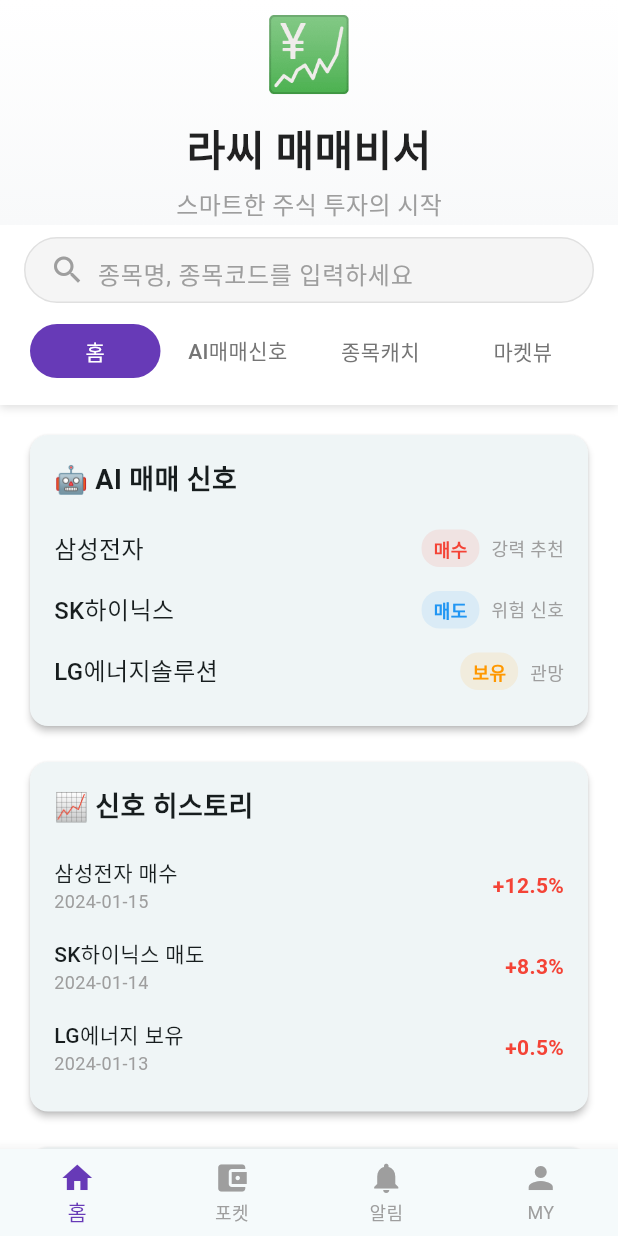
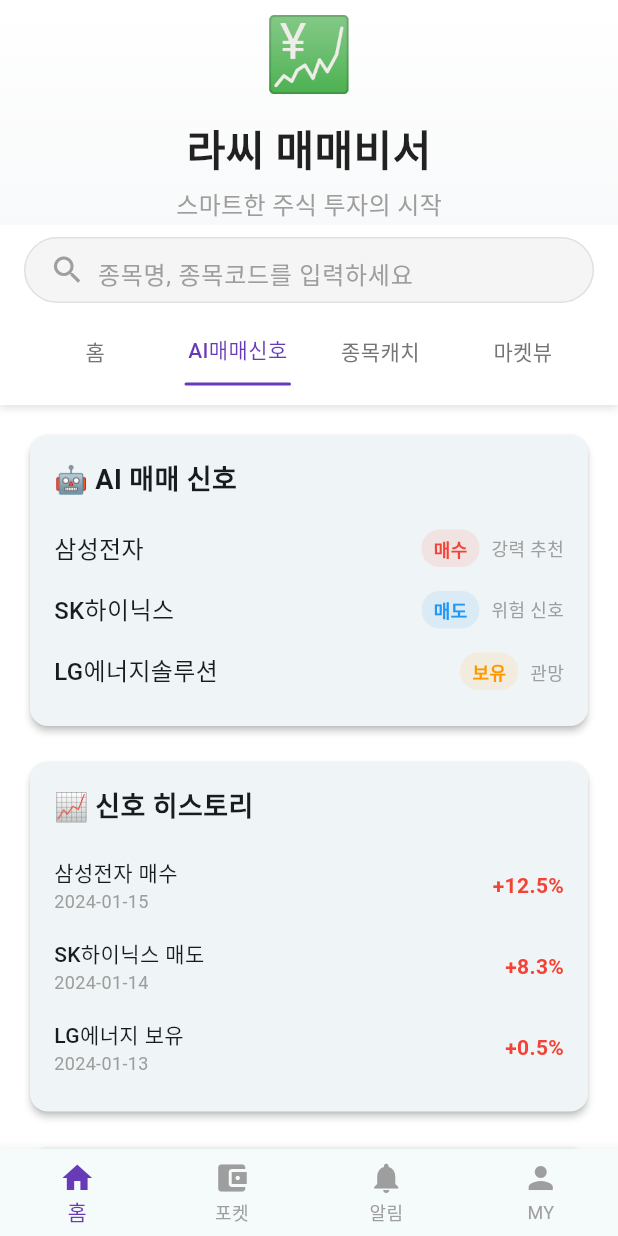
Before and after one commit to kind4u/rassi_clone, a Flutter app: the screen it shows after launch, after a tap on "AI매매신호", on a phone screen of 412 x 824 dp. Run offline on Flutter 3.47's test engine with Material 3 defaults, Android fonts, the phone set to English and light mode, and no system bars.

Commit message:
tab bar 파일 분리 및 UI 수정, 버그 수정

```diff
--- /dev/null
+++ b/lib/components/common/home_tab_manager.dart
@@ -0,0 +1,53 @@
+import 'package:flutter/material.dart';
+import '../tabs/home_tab_content.dart';
+import '../tabs/ai_signal_tab_content.dart';
+import '../tabs/stock_catch_tab_content.dart';
+import '../tabs/market_view_tab_content.dart';
+import '../../models/tab_item.dart';
+
+class HomeTabManager {
+  static const TabBottomShape bottomShape = TabBottomShape.rounded; // TabBar 전체의 bottomShape
+
+  static final List<TabItem> tabItems = [
+    const TabItem(
+      label: '홈',
+      content: HomeTabContent(),
+    ),
+    const TabItem(
+      label: 'AI매매신호',
+      content: AISignalTabContent(),
+    ),
+    const TabItem(
+      label: '종목캐치',
+      content: StockCatchTabContent(),
+    ),
+    const TabItem(
+      label: '마켓뷰',
+      content: MarketViewTabContent(),
+    ),
+  ];
+
+  static List<String> get tabNames => tabItems.map((item) => item.label).toList();
+
+  static Widget getTabContent(int index) {
+    if (isValidTabIndex(index)) {
+      return tabItems[index].getTabContent();
+    }
+    return const SizedBox.shrink();
+  }
+
+  static TabItem getTabItem(int index) {
+    if (isValidTabIndex(index)) {
+      return tabItems[index];
+    }
+    return const TabItem(label: '', content: SizedBox.shrink());
+  }
+
+  static bool isValidTabIndex(int index) {
+    return index >= 0 && index < tabItems.length;
+  }
+
+  static int get defaultTabIndex => 0;
+
+  static int get tabCount => tabItems.length;
+}
--- a/lib/components/common/rassi_tab_bar.dart
+++ b/lib/components/common/rassi_tab_bar.dart
@@ -1,4 +1,5 @@
 import 'package:flutter/material.dart';
+import '../../models/tab_item.dart';
 
 /// 커스텀 탭바 컴포넌트
 /// iOS의 UISegmentedControl과 유사한 역할
@@ -6,12 +7,14 @@ class RassiTabBar extends StatelessWidget {
   final List<String> tabs;
   final int selectedIndex;
   final ValueChanged<int> onTabSelected;
+  final TabBottomShape bottomShape;
 
   const RassiTabBar({
     super.key,
     required this.tabs,
     required this.selectedIndex,
     required this.onTabSelected,
+    this.bottomShape = TabBottomShape.rounded,
   });
 
   @override
@@ -29,21 +32,34 @@ class RassiTabBar extends StatelessWidget {
             child: GestureDetector(
               onTap: () => onTabSelected(index),
               child: Container(
-                height: 36,
+                height: 46,
                 margin: const EdgeInsets.symmetric(horizontal: 4),
-                decoration: BoxDecoration(
-                  color: isSelected ? Colors.deepPurple : Colors.transparent,
-                  borderRadius: BorderRadius.circular(18),
-                ),
+                child: Column(
+                  children: [
+                    // 탭 콘텐츠
+                    Expanded(
                       child: Center(
                         child: Text(
                           tab,
                           style: TextStyle(
                             fontSize: 14,
                             fontWeight: FontWeight.w500,
-                      color: isSelected ? Colors.white : Colors.grey[600],
+                            color: isSelected ? Colors.deepPurple : Colors.grey[600],
                           ),
                         ),
+                      ),
+                    ),
+                    // 하단 바 (선택된 탭에만 표시)
+                    if (isSelected)
+                      Container(
+                        height: 2,
+                        margin: const EdgeInsets.symmetric(horizontal: 8),
+                        decoration: BoxDecoration(
+                          color: Colors.deepPurple,
+                          borderRadius: _getBottomBarBorderRadius(),
+                        ),
+                      ),
+                  ],
                 ),
               ),
             ),
@@ -52,4 +68,13 @@ class RassiTabBar extends StatelessWidget {
       ),
     );
   }
+
+  BorderRadius _getBottomBarBorderRadius() {
+    switch (bottomShape) {
+      case TabBottomShape.rounded:
+        return BorderRadius.circular(1); // 둥근 사다리꼴 형태
+      case TabBottomShape.rectangle:
+        return BorderRadius.zero; // 직사각형 형태
     }
+  }
+}
--- /dev/null
+++ b/lib/models/tab_item.dart
@@ -0,0 +1,28 @@
+import 'package:flutter/material.dart';
+
+enum TabBottomShape {
+  rounded,    // 둥근 사다리꼴 모양
+  rectangle,  // 직사각형 모양
+}
+
+class TabItem {
+  final String label;
+  final Widget content;
+
+  const TabItem({
+    required this.label,
+    required this.content,
+  });
+
+  Widget getTabContent() => content;
+
+  TabItem copyWith({
+    String? label,
+    Widget? content,
+  }) {
+    return TabItem(
+      label: label ?? this.label,
+      content: content ?? this.content,
+    );
+  }
+}
--- a/lib/pages/home_page.dart
+++ b/lib/pages/home_page.dart
@@ -2,10 +2,7 @@ import 'package:flutter/material.dart';
 import '../constants/app_constants.dart';
 import '../components/common/rassi_search_bar.dart';
 import '../components/common/rassi_tab_bar.dart';
-import '../components/tabs/home_tab_content.dart';
-import '../components/tabs/ai_signal_tab_content.dart';
-import '../components/tabs/stock_catch_tab_content.dart';
-import '../components/tabs/market_view_tab_content.dart';
+import '../components/common/home_tab_manager.dart';
 
 /// 리팩토링된 홈페이지
 /// iOS의 UIViewController - UI Logic 담당
@@ -22,7 +19,7 @@ class _HomePageState extends State<HomePage> with TickerProviderStateMixin {
   bool _isHeaderCollapsed = false;
 
   // 탭 선택 상태
-  int _selectedTabIndex = 0;
+  int _selectedTabIndex = HomeTabManager.defaultTabIndex;
 
   @override
   void initState() {
@@ -115,6 +112,7 @@ class _HomePageState extends State<HomePage> with TickerProviderStateMixin {
       delegate: _StickyHeaderDelegate(
         minHeight: AppConstants.stickyHeaderHeight,
         maxHeight: AppConstants.stickyHeaderHeight,
+        selectedIndex: _selectedTabIndex,
         child: Container(
           decoration: const BoxDecoration(
             color: Colors.white,
@@ -135,10 +133,15 @@ class _HomePageState extends State<HomePage> with TickerProviderStateMixin {
                 },
               ),
               RassiTabBar(
-                tabs: AppConstants.homeTabs,
+                tabs: HomeTabManager.tabNames,
                 selectedIndex: _selectedTabIndex,
+                bottomShape: HomeTabManager.bottomShape,
                 onTabSelected: (index) {
-                  setState(() => _selectedTabIndex = index);
+                  if (HomeTabManager.isValidTabIndex(index)) {
+                    setState(() {
+                      _selectedTabIndex = index;
+                    });
+                  }
                 },
               ),
             ],
@@ -160,18 +163,7 @@ class _HomePageState extends State<HomePage> with TickerProviderStateMixin {
 
   /// 탭 인덱스에 따른 콘텐츠 위젯 반환
   Widget _getContentByTab() {
-    switch (_selectedTabIndex) {
-      case 0:
-        return const HomeTabContent();
-      case 1:
-        return const AISignalTabContent();
-      case 2:
-        return const StockCatchTabContent();
-      case 3:
-        return const MarketViewTabContent();
-      default:
-        return const SizedBox.shrink();
-    }
+    return HomeTabManager.getTabContent(_selectedTabIndex);
   }
 }
 
@@ -181,11 +173,13 @@ class _StickyHeaderDelegate extends SliverPersistentHeaderDelegate {
   final double minHeight;
   final double maxHeight;
   final Widget child;
+  final int selectedIndex;
 
   _StickyHeaderDelegate({
     required this.minHeight,
     required this.maxHeight,
     required this.child,
+    required this.selectedIndex,
   });
 
   @override
@@ -200,8 +194,9 @@ class _StickyHeaderDelegate extends SliverPersistentHeaderDelegate {
   }
 
   @override
-  bool shouldRebuild(covariant SliverPersistentHeaderDelegate oldDelegate) {
-    return maxHeight != oldDelegate.maxExtent ||
+  bool shouldRebuild(covariant _StickyHeaderDelegate oldDelegate) {
+    return selectedIndex != oldDelegate.selectedIndex ||
+           maxHeight != oldDelegate.maxExtent ||
            minHeight != oldDelegate.minExtent;
   }
 }
```
Lines whose indentation alone changed are shown as unchanged.
